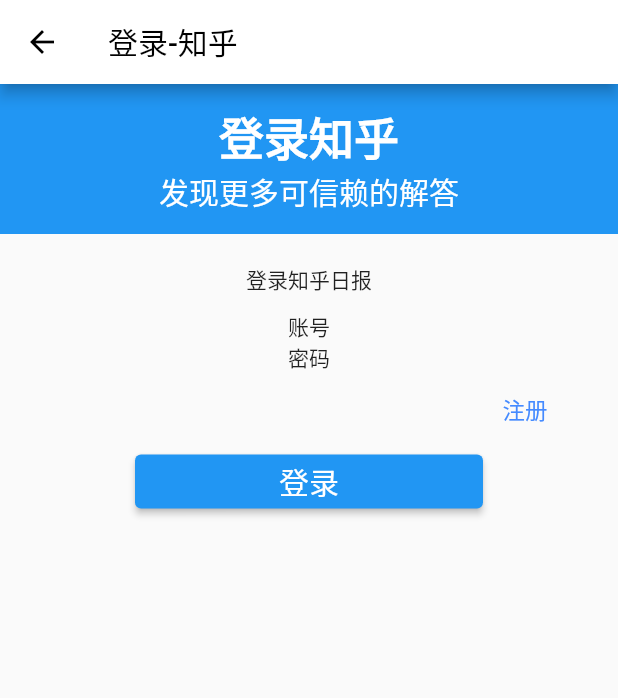
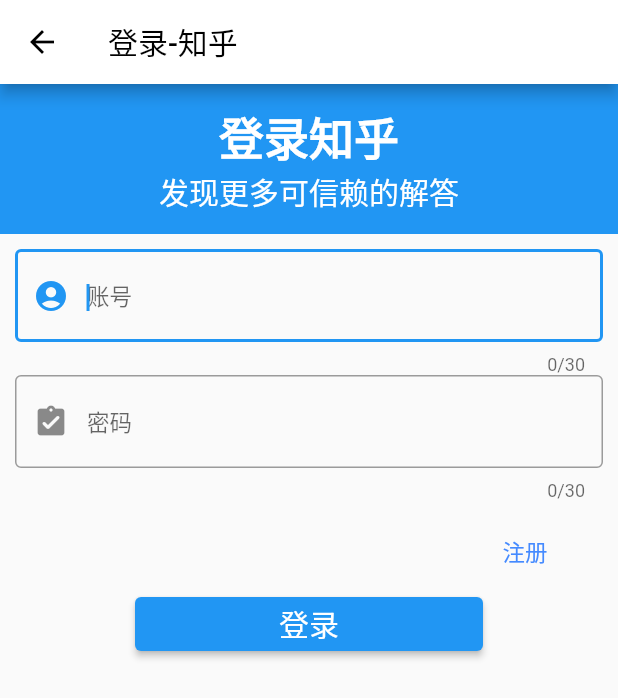
Before and after one commit to LryIII/zhihu_news, a Flutter app: the LoginPage screen opened directly, on a phone screen of 412 x 824 dp. Shown: the top 698 px of the screen. Run offline on Flutter 3.47's test engine with Material 2 defaults, Android fonts, the phone set to English and light mode, and no system bars; our stand-ins replace flutter_swiper_null_safety, pull_to_refresh, webview_flutter; network calls fail.

Commit message:
add: the V1 UI of LoginPage
第一版登录页面，暂时没有实际功能

```diff
--- a/lib/routes/login.dart
+++ b/lib/routes/login.dart
@@ -3,6 +3,7 @@ import 'dart:ui';
 import 'package:flutter/cupertino.dart';
 import 'package:flutter/material.dart';
 import 'package:flutter/rendering.dart';
+
 class LoginPage extends StatefulWidget {
   const LoginPage({Key? key}) : super(key: key);
 
@@ -16,10 +17,13 @@ class _LoginPageState extends State<LoginPage> {
     return Scaffold(
       appBar: AppBar(
         leading: IconButton(
-          onPressed: (){
+          onPressed: () {
             Navigator.pop(context);
           },
-          icon:const Icon(Icons.arrow_back,color: Colors.black,),
+          icon: const Icon(
+            Icons.arrow_back,
+            color: Colors.black,
+          ),
         ),
         backgroundColor: Colors.white,
         title: const Text(
@@ -63,27 +67,81 @@ class _LoginPageState extends State<LoginPage> {
                 ],
               ),
             ),
-            const SizedBox(height: 20,),
-            const Text("登录知乎日报"),
-            const SizedBox(height: 10,),
-            const Text("账号"),
-            const Text("密码"),
+
+            Padding(
+              padding: const EdgeInsets.all(10.0),
+              child: Column(
+                children: [
+                  TextField(
+                    decoration: const InputDecoration(
+                      hintText: "账号",
+                      border: OutlineInputBorder(),
+                      prefixIcon: Icon(Icons.account_circle),
+                    ),
+                    maxLength: 30, //最大长度，设置此项会让TextField右下角有一个输入数量的统计字符串
+                    maxLines: 1, //最大行数
+                    autocorrect: true, //是否自动更正
+                    autofocus: true, //是否自动对焦
+                    textAlign: TextAlign.start, //文本对齐方式
+                    keyboardType: TextInputType.number,
+                    style: const TextStyle(
+                        fontSize: 15.0,
+                        color: Colors.blue
+                    ), //输入文本的样式允许的输入格式
+                    onChanged: (text) {
+                      //内容改变的回调
+                      //print('change $text');
+                    },
+                    onSubmitted: (text) {
+                      //内容提交(按回车)的回调
+                      //print('submit $text');
+                    },
+                    enabled: true, //是否禁用
+                  ),
+                  TextField(
+                    decoration: const InputDecoration(
+                      hintText: "密码",
+                      border: OutlineInputBorder(),
+                      prefixIcon: Icon(Icons.assignment_turned_in_rounded)
+                    ),
+                    maxLength: 30, //最大长度，设置此项会让TextField右下角有一个输入数量的统计字符串
+                    maxLines: 1, //最大行数
+                    autocorrect: true, //是否自动更正
+                    autofocus: true, //是否自动对焦
+                    obscureText: true, //是否是密码
+                    style: const TextStyle(
+                        fontSize: 15.0,
+                        color: Colors.blue
+                    ), //输入文本的样式允许的输入格式
+                    onChanged: (text) {
+                      //内容改变的回调
+                      //print('change $text');
+                    },
+                    onSubmitted: (text) {
+                      //内容提交(按回车)的回调
+                      //('submit $text');
+                    },
+                    enabled: true, //是否禁用
+                  ),
+                ],
+              ),
+            ),
             Row(
               mainAxisAlignment: MainAxisAlignment.end,
               children: [
                 TextButton(
-                    onPressed: (){
+                  onPressed: () {
                     Navigator.pushNamed(context, '/register');
                   },
                   child: const Text(
                     "注册",
-                      style: TextStyle(
-                        color: Colors.blueAccent,
-                        fontSize: 15.0
-                      ),
+                    style:
+                      TextStyle(color: Colors.blueAccent, fontSize: 15.0),
                   )
                 ),
-                const SizedBox(width: 30.0,),
+                const SizedBox(
+                  width: 30.0,
+                ),
               ],
             ),
             ElevatedButton(
@@ -99,8 +157,7 @@ class _LoginPageState extends State<LoginPage> {
                     style: TextStyle(
                       fontSize: 20.0,
                     ),
-                )
-              ),
+                  )),
             )
           ],
         ),
```
Lines whose indentation alone changed are shown as unchanged.
